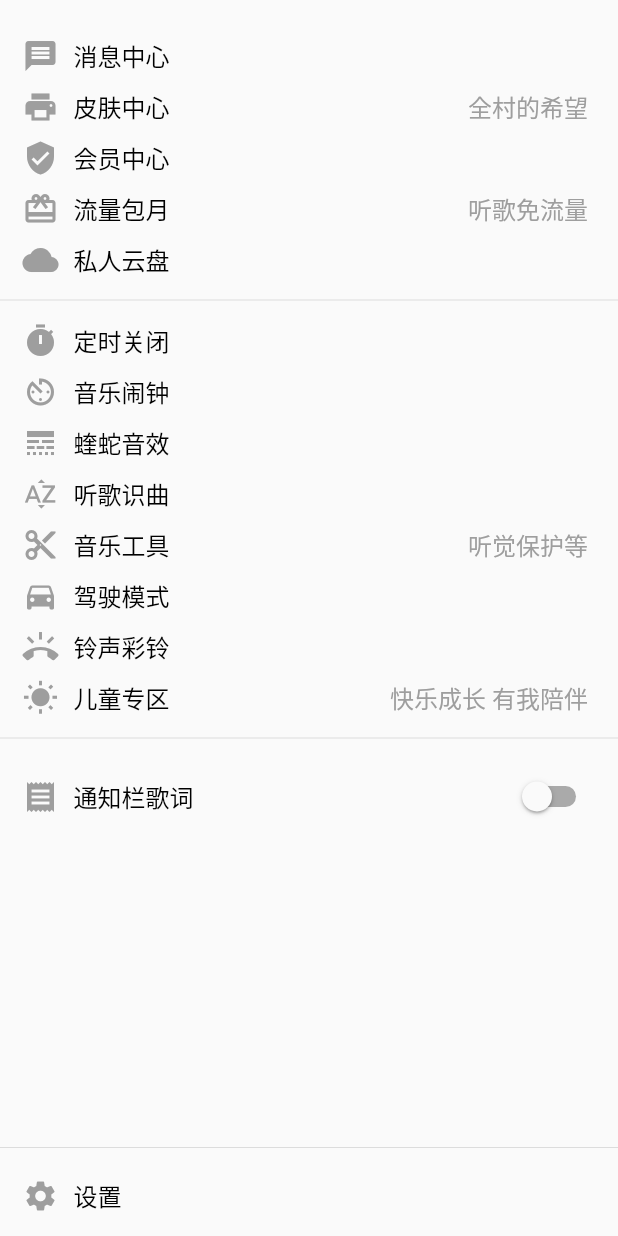
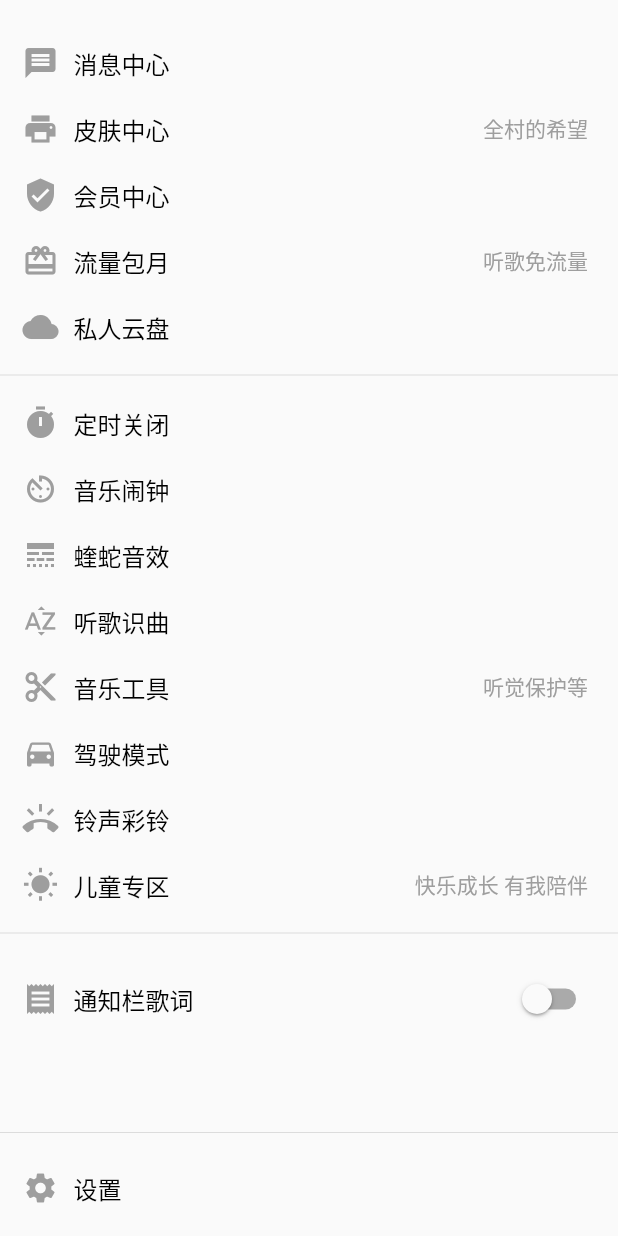
Before and after one commit to CiyLei/flutter_kugou, a Flutter app: the KuGouDrawer widget shown alone on an empty page, opened directly, on a phone screen of 412 x 824 dp. Run offline on Flutter 3.47's test engine with Material 2 defaults, Android fonts, the phone set to English and light mode, and no system bars; network calls fail.

Commit message:
opt: Drawer字体优化

```diff
--- a/lib/component/view/kugou_drawer.dart
+++ b/lib/component/view/kugou_drawer.dart
@@ -223,7 +223,7 @@ class _KuGouDrawerState extends State<KuGouDrawer> {
       child: InkWell(
         onTap: model.onTap,
         child: Container(
-          padding: const EdgeInsets.only(top: 5.0, bottom: 5.0, left: 15.0),
+          padding: const EdgeInsets.only(top: 10.0, bottom: 10.0, left: 15.0),
           child: Row(
             children: <Widget>[
               Icon(
@@ -246,7 +246,7 @@ class _KuGouDrawerState extends State<KuGouDrawer> {
                       model.description != null
                           ? Text(
                               model.description,
-                              style: TextStyle(color: Colors.grey, fontSize: 16.0),
+                              style: TextStyle(color: Colors.grey, fontSize: 14.0),
                             )
                           : SizedBox(),
                       SizedBox(
```
